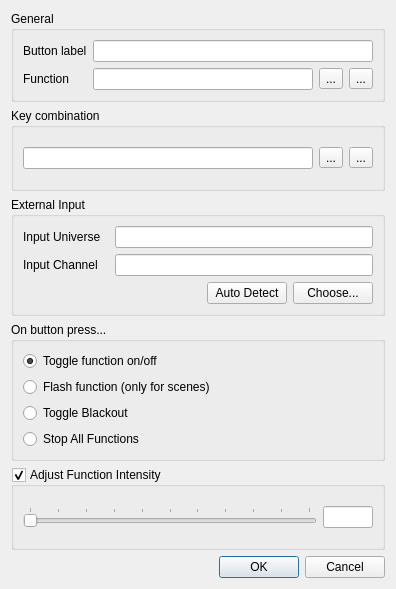
Above: ui/src/vcbuttonproperties.ui from mcallegari/qlcplus before the change. Below: the same form after it.
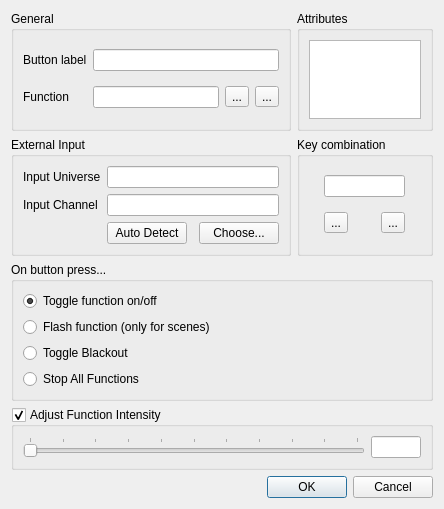
That is the form after the change. Icons and pictures are not drawn.

Commit message: NEW: functions now have attributes. They can be easily controlled from VC buttons by right clicking on them in Operate mode

The edit to the form file:
```diff
--- a/ui/src/vcbuttonproperties.ui
+++ b/ui/src/vcbuttonproperties.ui
@@ -6,245 +6,25 @@
    <rect>
     <x>0</x>
     <y>0</y>
-    <width>396</width>
-    <height>589</height>
+    <width>444</width>
+    <height>509</height>
    </rect>
   </property>
   <property name="windowTitle">
    <string>Button properties</string>
   </property>
-  <layout class="QVBoxLayout" name="verticalLayout">
-   <item>
-    <widget class="QGroupBox" name="m_generalGroup">
-     <property name="title">
-      <string>General</string>
+  <layout class="QGridLayout" name="gridLayout">
+   <item row="8" column="0" colspan="2">
+    <widget class="QDialogButtonBox" name="m_buttonBox">
+     <property name="orientation">
+      <enum>Qt::Horizontal</enum>
      </property>
-     <layout class="QGridLayout" name="gridLayoutGeneral">
-      <item row="0" column="0">
-       <widget class="QLabel" name="m_nameLabel">
-        <property name="text">
-         <string>Button label</string>
-        </property>
-       </widget>
-      </item>
-      <item row="0" column="1" colspan="3">
-       <widget class="QLineEdit" name="m_nameEdit">
-        <property name="toolTip">
-         <string>Text to display on the button</string>
-        </property>
-       </widget>
-      </item>
-      <item row="1" column="0">
-       <widget class="QLabel" name="m_functionLabel">
-        <property name="text">
-         <string>Function</string>
-        </property>
-       </widget>
-      </item>
-      <item row="1" column="1">
-       <widget class="QLineEdit" name="m_functionEdit">
-        <property name="toolTip">
-         <string>The function that this button controls</string>
-        </property>
-        <property name="readOnly">
-         <bool>true</bool>
-        </property>
-       </widget>
-      </item>
-      <item row="1" column="2">
-       <widget class="QToolButton" name="m_attachFunction">
-        <property name="toolTip">
-         <string>Attach a function to this button</string>
-        </property>
-        <property name="text">
-         <string notr="true">...</string>
-        </property>
-        <property name="icon">
-         <iconset resource="qlcui.qrc">
-          <normaloff>:/attach.png</normaloff>:/attach.png</iconset>
-        </property>
-        <property name="iconSize">
-         <size>
-          <width>32</width>
-          <height>32</height>
-         </size>
-        </property>
-       </widget>
-      </item>
-      <item row="1" column="3">
-       <widget class="QToolButton" name="m_detachFunction">
-        <property name="toolTip">
-         <string>Detach the button's function attachment</string>
-        </property>
-        <property name="text">
-         <string notr="true">...</string>
-        </property>
-        <property name="icon">
-         <iconset resource="qlcui.qrc">
-          <normaloff>:/detach.png</normaloff>:/detach.png</iconset>
-        </property>
-        <property name="iconSize">
-         <size>
-          <width>32</width>
-          <height>32</height>
-         </size>
-        </property>
-       </widget>
-      </item>
-     </layout>
-    </widget>
-   </item>
-   <item>
-    <widget class="QGroupBox" name="groupBox_2">
-     <property name="title">
-      <string>Key combination</string>
+     <property name="standardButtons">
+      <set>QDialogButtonBox::Cancel|QDialogButtonBox::Ok</set>
      </property>
-     <layout class="QHBoxLayout">
-      <item>
-       <widget class="QLineEdit" name="m_keyEdit">
-        <property name="toolTip">
-         <string>Keyboard combination that toggles this button</string>
-        </property>
-        <property name="readOnly">
-         <bool>true</bool>
-        </property>
-       </widget>
-      </item>
-      <item>
-       <widget class="QToolButton" name="m_attachKey">
-        <property name="toolTip">
-         <string>Set a key combination for this button</string>
-        </property>
-        <property name="text">
-         <string notr="true">...</string>
-        </property>
-        <property name="icon">
-         <iconset resource="qlcui.qrc">
-          <normaloff>:/key_bindings.png</normaloff>:/key_bindings.png</iconset>
-        </property>
-        <property name="iconSize">
-         <size>
-          <width>32</width>
-          <height>32</height>
-         </size>
-        </property>
-       </widget>
-      </item>
-      <item>
-       <widget class="QToolButton" name="m_detachKey">
-        <property name="toolTip">
-         <string>Remove the button's keyboard shortcut key</string>
-        </property>
-        <property name="text">
-         <string notr="true">...</string>
-        </property>
-        <property name="icon">
-         <iconset resource="qlcui.qrc">
-          <normaloff>:/fileclose.png</normaloff>:/fileclose.png</iconset>
-        </property>
-        <property name="iconSize">
-         <size>
-          <width>32</width>
-          <height>32</height>
-         </size>
-        </property>
-       </widget>
-      </item>
-     </layout>
     </widget>
    </item>
-   <item>
-    <widget class="QGroupBox" name="groupBox_3">
-     <property name="title">
-      <string>External Input</string>
-     </property>
-     <layout class="QGridLayout" name="gridLayoutExternalInput">
-      <item row="0" column="0">
-       <widget class="QLabel" name="label_4">
-        <property name="text">
-         <string>Input Universe</string>
-        </property>
-       </widget>
-      </item>
-      <item row="0" column="1" colspan="3">
-       <widget class="QLineEdit" name="m_inputUniverseEdit">
-        <property name="toolTip">
-         <string>The input universe that sends data to this widget</string>
-        </property>
-        <property name="readOnly">
-         <bool>true</bool>
-        </property>
-       </widget>
-      </item>
-      <item row="1" column="0">
-       <widget class="QLabel" name="label_5">
-        <property name="text">
-         <string>Input Channel</string>
-        </property>
-       </widget>
-      </item>
-      <item row="1" column="1" colspan="3">
-       <widget class="QLineEdit" name="m_inputChannelEdit">
-        <property name="toolTip">
-         <string>The particular input channel within the input universe that sends data to this widget</string>
-        </property>
-        <property name="readOnly">
-         <bool>true</bool>
-        </property>
-       </widget>
-      </item>
-      <item row="2" column="0" colspan="2">
-       <spacer name="horizontalSpacer">
-        <property name="orientation">
-         <enum>Qt::Horizontal</enum>
-        </property>
-        <property name="sizeHint" stdset="0">
-         <size>
-          <width>268</width>
-          <height>20</height>
-         </size>
-        </property>
-       </spacer>
-      </item>
-      <item row="2" column="3">
-       <widget class="QPushButton" name="m_chooseInputButton">
-        <property name="sizePolicy">
-         <sizepolicy hsizetype="Maximum" vsizetype="Fixed">
-          <horstretch>0</horstretch>
-          <verstretch>0</verstretch>
-         </sizepolicy>
-        </property>
-        <property name="toolTip">
-         <string>Choose an external input universe &amp; channel that this button should listen to.</string>
-        </property>
-        <property name="text">
-         <string>Choose...</string>
-        </property>
-       </widget>
-      </item>
-      <item row="2" column="2">
-       <widget class="QPushButton" name="m_autoDetectInputButton">
-        <property name="toolTip">
-         <string>When toggled, you can click an external button to assign it to this virtual console button.</string>
-        </property>
-        <property name="text">
-         <string>Auto Detect</string>
-        </property>
-        <property name="checkable">
-         <bool>true</bool>
-        </property>
-        <property name="checked">
-         <bool>false</bool>
-        </property>
-        <property name="flat">
-         <bool>false</bool>
-        </property>
-       </widget>
-      </item>
-     </layout>
-    </widget>
-   </item>
-   <item>
+   <item row="6" column="0" colspan="2">
     <widget class="QGroupBox" name="groupBox_4">
      <property name="title">
       <string>On button press...</string>
@@ -290,7 +70,78 @@
      </layout>
     </widget>
    </item>
-   <item>
+   <item row="1" column="1">
+    <widget class="QGroupBox" name="groupBox_2">
+     <property name="title">
+      <string>Key combination</string>
+     </property>
+     <layout class="QGridLayout" name="gridLayout_2">
+      <property name="leftMargin">
+       <number>3</number>
+      </property>
+      <property name="topMargin">
+       <number>9</number>
+      </property>
+      <property name="rightMargin">
+       <number>3</number>
+      </property>
+      <property name="horizontalSpacing">
+       <number>12</number>
+      </property>
+      <item row="1" column="2">
+       <widget class="QToolButton" name="m_detachKey">
+        <property name="toolTip">
+         <string>Remove the button's keyboard shortcut key</string>
+        </property>
+        <property name="text">
+         <string notr="true">...</string>
+        </property>
+        <property name="icon">
+         <iconset resource="qlcui.qrc">
+          <normaloff>:/fileclose.png</normaloff>:/fileclose.png</iconset>
+        </property>
+        <property name="iconSize">
+         <size>
+          <width>32</width>
+          <height>32</height>
+         </size>
+        </property>
+       </widget>
+      </item>
+      <item row="1" column="1">
+       <widget class="QToolButton" name="m_attachKey">
+        <property name="toolTip">
+         <string>Set a key combination for this button</string>
+        </property>
+        <property name="text">
+         <string notr="true">...</string>
+        </property>
+        <property name="icon">
+         <iconset resource="qlcui.qrc">
+          <normaloff>:/key_bindings.png</normaloff>:/key_bindings.png</iconset>
+        </property>
+        <property name="iconSize">
+         <size>
+          <width>32</width>
+          <height>32</height>
+         </size>
+        </property>
+       </widget>
+      </item>
+      <item row="0" column="1" colspan="2">
+       <widget class="QLineEdit" name="m_keyEdit">
+        <property name="toolTip">
+         <string>Keyboard combination that toggles this button</string>
+        </property>
+        <property name="readOnly">
+         <bool>true</bool>
+        </property>
+       </widget>
+      </item>
+     </layout>
+    </widget>
+   </item>
+   <item row="7" column="0" colspan="2">
     <widget class="QGroupBox" name="m_intensityGroup">
      <property name="toolTip">
       <string>Adjust function intensity when it is running</string>
@@ -358,14 +209,174 @@
      </layout>
     </widget>
    </item>
-   <item>
-    <widget class="QDialogButtonBox" name="m_buttonBox">
-     <property name="orientation">
-      <enum>Qt::Horizontal</enum>
+   <item row="0" column="1">
+    <widget class="QGroupBox" name="groupBox">
+     <property name="title">
+      <string>Attributes</string>
      </property>
-     <property name="standardButtons">
-      <set>QDialogButtonBox::Cancel|QDialogButtonBox::Ok</set>
+     <layout class="QVBoxLayout" name="verticalLayout_2">
+      <item>
+       <widget class="QListWidget" name="m_attributesList"/>
+      </item>
+     </layout>
+    </widget>
+   </item>
+   <item row="1" column="0">
+    <widget class="QGroupBox" name="groupBox_3">
+     <property name="title">
+      <string>External Input</string>
      </property>
+     <layout class="QGridLayout" name="gridLayoutExternalInput">
+      <item row="0" column="0">
+       <widget class="QLabel" name="label_4">
+        <property name="text">
+         <string>Input Universe</string>
+        </property>
+       </widget>
+      </item>
+      <item row="1" column="0">
+       <widget class="QLabel" name="label_5">
+        <property name="text">
+         <string>Input Channel</string>
+        </property>
+       </widget>
+      </item>
+      <item row="2" column="3">
+       <widget class="QPushButton" name="m_chooseInputButton">
+        <property name="sizePolicy">
+         <sizepolicy hsizetype="Maximum" vsizetype="Fixed">
+          <horstretch>0</horstretch>
+          <verstretch>0</verstretch>
+         </sizepolicy>
+        </property>
+        <property name="toolTip">
+         <string>Choose an external input universe &amp; channel that this button should listen to.</string>
+        </property>
+        <property name="text">
+         <string>Choose...</string>
+        </property>
+       </widget>
+      </item>
+      <item row="2" column="1">
+       <widget class="QPushButton" name="m_autoDetectInputButton">
+        <property name="toolTip">
+         <string>When toggled, you can click an external button to assign it to this virtual console button.</string>
+        </property>
+        <property name="text">
+         <string>Auto Detect</string>
+        </property>
+        <property name="checkable">
+         <bool>true</bool>
+        </property>
+        <property name="checked">
+         <bool>false</bool>
+        </property>
+        <property name="flat">
+         <bool>false</bool>
+        </property>
+       </widget>
+      </item>
+      <item row="1" column="1" colspan="3">
+       <widget class="QLineEdit" name="m_inputChannelEdit">
+        <property name="toolTip">
+         <string>The particular input channel within the input universe that sends data to this widget</string>
+        </property>
+        <property name="readOnly">
+         <bool>true</bool>
+        </property>
+       </widget>
+      </item>
+      <item row="0" column="1" colspan="3">
+       <widget class="QLineEdit" name="m_inputUniverseEdit">
+        <property name="toolTip">
+         <string>The input universe that sends data to this widget</string>
+        </property>
+        <property name="readOnly">
+         <bool>true</bool>
+        </property>
+       </widget>
+      </item>
+     </layout>
+    </widget>
+   </item>
+   <item row="0" column="0">
+    <widget class="QGroupBox" name="m_generalGroup">
+     <property name="title">
+      <string>General</string>
+     </property>
+     <layout class="QGridLayout" name="gridLayoutGeneral">
+      <item row="0" column="0">
+       <widget class="QLabel" name="m_nameLabel">
+        <property name="text">
+         <string>Button label</string>
+        </property>
+       </widget>
+      </item>
+      <item row="0" column="1" colspan="3">
+       <widget class="QLineEdit" name="m_nameEdit">
+        <property name="toolTip">
+         <string>Text to display on the button</string>
+        </property>
+       </widget>
+      </item>
+      <item row="1" column="0">
+       <widget class="QLabel" name="m_functionLabel">
+        <property name="text">
+         <string>Function</string>
+        </property>
+       </widget>
+      </item>
+      <item row="1" column="1">
+       <widget class="QLineEdit" name="m_functionEdit">
+        <property name="toolTip">
+         <string>The function that this button controls</string>
+        </property>
+        <property name="readOnly">
+         <bool>true</bool>
+        </property>
+       </widget>
+      </item>
+      <item row="1" column="2">
+       <widget class="QToolButton" name="m_attachFunction">
+        <property name="toolTip">
+         <string>Attach a function to this button</string>
+        </property>
+        <property name="text">
+         <string notr="true">...</string>
+        </property>
+        <property name="icon">
+         <iconset resource="qlcui.qrc">
+          <normaloff>:/attach.png</normaloff>:/attach.png</iconset>
+        </property>
+        <property name="iconSize">
+         <size>
+          <width>32</width>
+          <height>32</height>
+         </size>
+        </property>
+       </widget>
+      </item>
+      <item row="1" column="3">
+       <widget class="QToolButton" name="m_detachFunction">
+        <property name="toolTip">
+         <string>Detach the button's function attachment</string>
+        </property>
+        <property name="text">
+         <string notr="true">...</string>
+        </property>
+        <property name="icon">
+         <iconset resource="qlcui.qrc">
+          <normaloff>:/detach.png</normaloff>:/detach.png</iconset>
+        </property>
+        <property name="iconSize">
+         <size>
+          <width>32</width>
+          <height>32</height>
+         </size>
+        </property>
+       </widget>
+      </item>
+     </layout>
     </widget>
    </item>
   </layout>
```
Left out of the diff: 1 changed line with no effect on the pictures. The commit also changes 24 other files.
